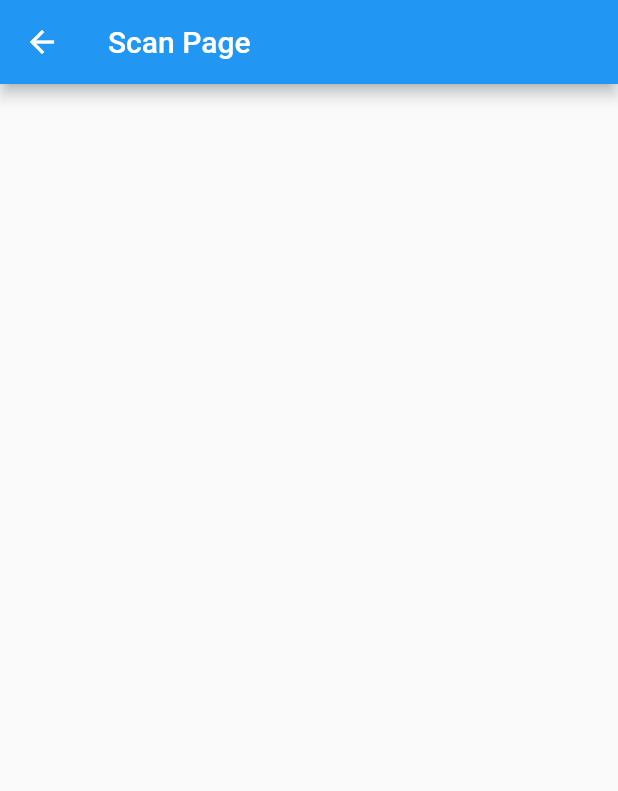
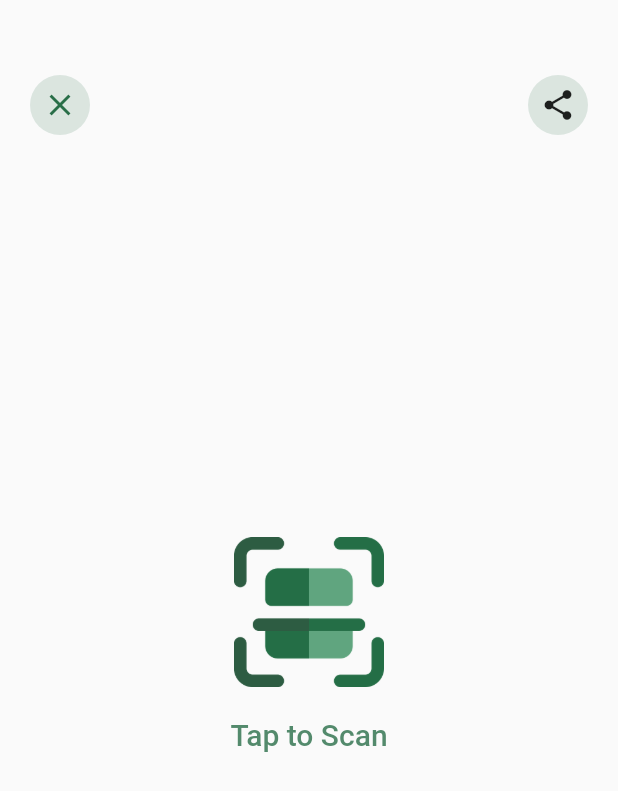
Before and after one commit to naimkst/Flutter-With-Firebase, a Flutter app: the ScanPage screen opened directly, on a phone screen of 412 x 824 dp. Shown: the top 791 px of the screen. Run offline on Flutter 3.47's test engine with Material 2 defaults, Android fonts, the light colour scheme and no system bars; our stand-ins replace animated_bottom_navigation_bar, page_transition.

Commit message:
Scan page done

```diff
--- a/lib/ui/scan_screen.dart
+++ b/lib/ui/scan_screen.dart
@@ -1,3 +1,4 @@
+import 'package:firebasewithflutter/const/AppColors.dart';
 import 'package:flutter/material.dart';
 
 class ScanPage extends StatefulWidget {
@@ -10,9 +11,85 @@ class ScanPage extends StatefulWidget {
 class _ScanPageState extends State<ScanPage> {
   @override
   Widget build(BuildContext context) {
+    Size size = MediaQuery.of(context).size;
     return Scaffold(
-      appBar: AppBar(
-        title: const Text("Scan Page"),
+      body: Stack(
+        children: [
+          Positioned(
+            top: 50,
+            left: 20,
+            right: 20,
+            child: Row(
+              mainAxisAlignment: MainAxisAlignment.spaceBetween,
+              children: [
+                GestureDetector(
+                  onTap: () {
+                    Navigator.pop(context);
+                  },
+                  child: Container(
+                    height: 40,
+                    width: 40,
+                    decoration: BoxDecoration(
+                      borderRadius: BorderRadius.circular(25),
+                      color: Constants.primaryColor.withOpacity(.15),
+                    ),
+                    child: Icon(
+                      Icons.close,
+                      color: Constants.primaryColor,
+                    ),
+                  ),
+                ),
+                GestureDetector(
+                  onTap: () {
+                    print('widget.plantId');
+                  },
+                  child: Container(
+                    height: 40,
+                    width: 40,
+                    decoration: BoxDecoration(
+                      borderRadius: BorderRadius.circular(25),
+                      color: Constants.primaryColor.withOpacity(.15),
+                    ),
+                    child: IconButton(
+                      onPressed: () {
+                        setState(() {
+                          print('object');
+                        });
+                      },
+                      icon: Icon(Icons.share),
+                    ),
+                  ),
+                ),
+              ],
+            ),
+          ),
+          Positioned(
+            top: 100,
+            left: 20,
+            right: 20,
+            child: Container(
+              width: size.width * .8,
+              height: size.height * .8,
+              padding: EdgeInsets.all(20),
+              child: Center(
+                child: Column(
+                  mainAxisAlignment: MainAxisAlignment.center,
+                  crossAxisAlignment: CrossAxisAlignment.center,
+                  children: [
+                    Image.asset('assets/images/code-scan.png', height: 100,),
+                    SizedBox(
+                      height: 20,
+                    ),
+                    Text("Tap to Scan", style: TextStyle(
+                      color: Constants.primaryColor.withOpacity(.80),
+                      fontWeight: FontWeight.w500,
+                      fontSize: 20
+                    ),),
+                  ],
+                ),
+              ),
+            ),),
+        ],
       ),
     );
   }
```
